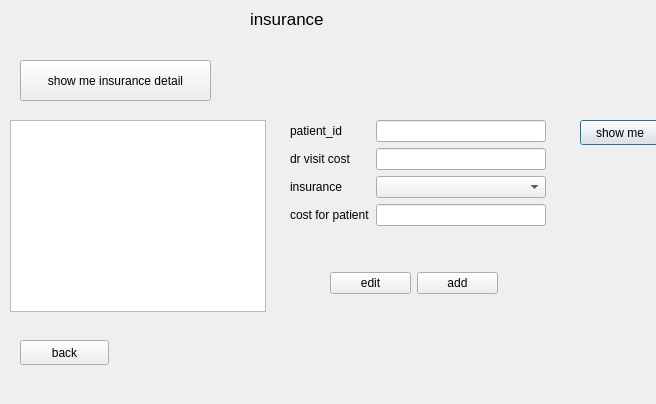
Old version of the form insurancedialog.ui in the repository itsMahdi/clinic.
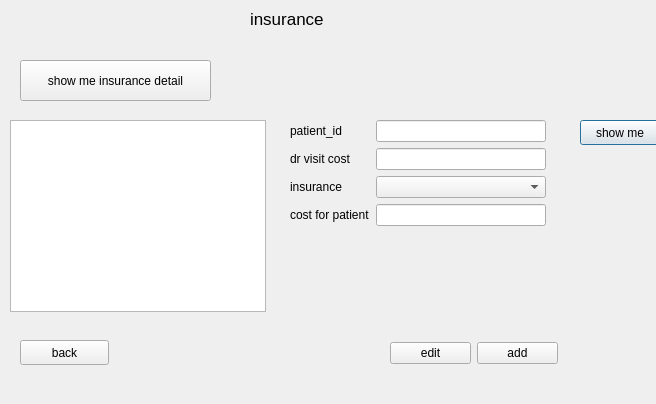
New version of the form.

What changed in the file:
```diff
--- a/insurancedialog.ui
+++ b/insurancedialog.ui
@@ -80,7 +80,7 @@
     <string>back</string>
    </property>
   </widget>
-  <widget class="QWidget" name="">
+  <widget class="QWidget" name="layoutWidget">
    <property name="geometry">
     <rect>
      <x>290</x>
@@ -132,11 +132,11 @@
     </item>
    </layout>
   </widget>
-  <widget class="QWidget" name="">
+  <widget class="QWidget" name="layoutWidget">
    <property name="geometry">
     <rect>
-     <x>330</x>
-     <y>270</y>
+     <x>390</x>
+     <y>340</y>
      <width>168</width>
      <height>27</height>
     </rect>
```
